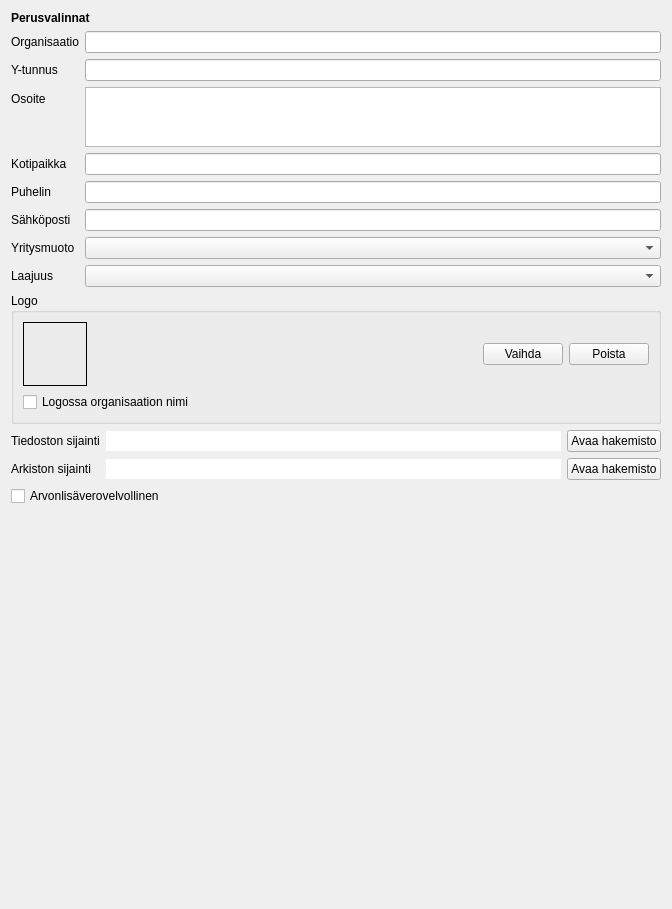
Before: the Qt Designer form kitupiikki/maaritys/perusvalinnat.ui in artoh/kitupiikki, drawn with Qt 5.
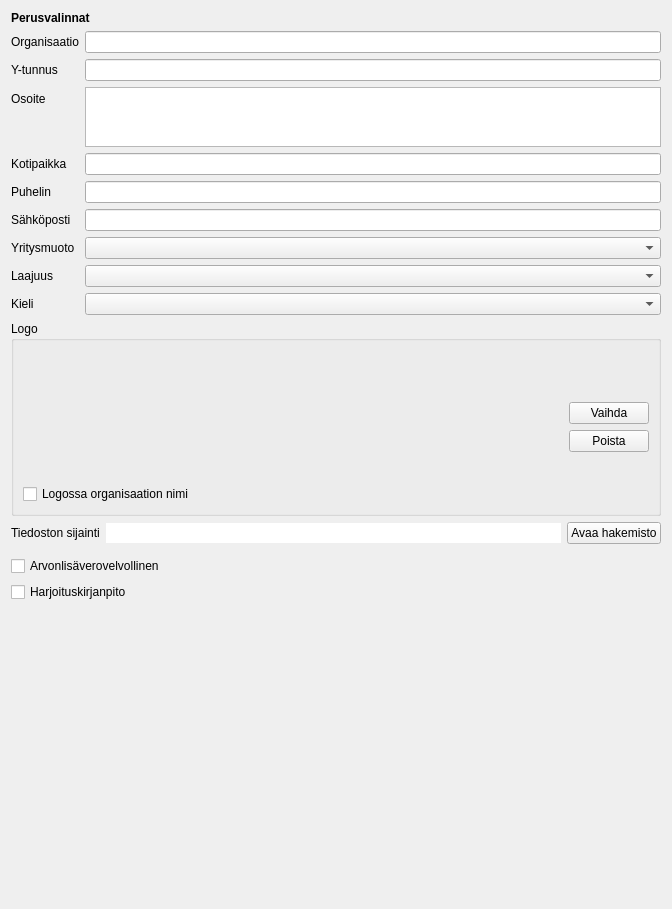
After: the same form once the commit is applied. Icons and pictures are not drawn.

```diff
--- a/kitupiikki/maaritys/perusvalinnat.ui
+++ b/kitupiikki/maaritys/perusvalinnat.ui
@@ -13,7 +13,7 @@
   <property name="windowTitle">
    <string>Form</string>
   </property>
-  <layout class="QVBoxLayout" name="verticalLayout_2" stretch="0,0,0,0,0,1">
+  <layout class="QVBoxLayout" name="verticalLayout_2" stretch="0,0,0,0,0,0,1">
    <item>
     <widget class="QLabel" name="label_3">
      <property name="text">
@@ -172,6 +172,26 @@
        </property>
       </widget>
      </item>
+     <item row="8" column="0">
+      <widget class="QLabel" name="label_11">
+       <property name="text">
+        <string>Kieli</string>
+       </property>
+      </widget>
+     </item>
+     <item row="8" column="1">
+      <widget class="QComboBox" name="kieliCombo">
+       <property name="Asetus" stdset="0">
+        <string>kieli</string>
+       </property>
+       <property name="Vaihtoehdot" stdset="0">
+        <string>kielet</string>
+       </property>
+       <property name="Liput" stdset="0">
+        <bool>true</bool>
+       </property>
+      </widget>
+     </item>
     </layout>
    </item>
    <item>
@@ -179,9 +199,9 @@
      <property name="title">
       <string>Logo</string>
      </property>
-     <layout class="QVBoxLayout" name="verticalLayout">
+     <layout class="QHBoxLayout" name="horizontalLayout" stretch="1,0">
       <item>
-       <layout class="QHBoxLayout" name="horizontalLayout">
+       <layout class="QVBoxLayout" name="verticalLayout_3">
         <item>
          <widget class="QLabel" name="logoLabel">
           <property name="sizePolicy">
@@ -192,12 +212,12 @@
           </property>
           <property name="minimumSize">
            <size>
-            <width>64</width>
-            <height>64</height>
+            <width>128</width>
+            <height>128</height>
            </size>
           </property>
           <property name="frameShape">
-           <enum>QFrame::Box</enum>
+           <enum>QFrame::NoFrame</enum>
           </property>
           <property name="text">
            <string/>
@@ -205,14 +225,32 @@
          </widget>
         </item>
         <item>
-         <spacer name="horizontalSpacer">
+         <widget class="QCheckBox" name="logossaNimiBox">
+          <property name="text">
+           <string>Logossa organisaation nimi</string>
+          </property>
+          <property name="icon">
+           <iconset resource="../pic/pic.qrc">
+            <normaloff>:/pic/teksti.png</normaloff>:/pic/teksti.png</iconset>
+          </property>
+          <property name="Asetus" stdset="0">
+           <string>LogossaNimi</string>
+          </property>
+         </widget>
+        </item>
+       </layout>
+      </item>
+      <item>
+       <layout class="QVBoxLayout" name="verticalLayout">
+        <item>
+         <spacer name="verticalSpacer_2">
           <property name="orientation">
-           <enum>Qt::Horizontal</enum>
+           <enum>Qt::Vertical</enum>
           </property>
           <property name="sizeHint" stdset="0">
            <size>
-            <width>199</width>
-            <height>20</height>
+            <width>20</width>
+            <height>40</height>
            </size>
           </property>
          </spacer>
@@ -239,22 +277,21 @@
           </property>
          </widget>
         </item>
+        <item>
+         <spacer name="verticalSpacer_3">
+          <property name="orientation">
+           <enum>Qt::Vertical</enum>
+          </property>
+          <property name="sizeHint" stdset="0">
+           <size>
+            <width>20</width>
+            <height>40</height>
+           </size>
+          </property>
+         </spacer>
+        </item>
        </layout>
       </item>
-      <item>
-       <widget class="QCheckBox" name="logossaNimiBox">
-        <property name="text">
-         <string>Logossa organisaation nimi</string>
-        </property>
-        <property name="icon">
-         <iconset resource="../pic/pic.qrc">
-          <normaloff>:/pic/teksti.png</normaloff>:/pic/teksti.png</iconset>
-        </property>
-        <property name="Asetus" stdset="0">
-         <string>LogossaNimi</string>
-        </property>
-       </widget>
-      </item>
      </layout>
     </widget>
    </item>
@@ -301,37 +338,8 @@
        </item>
       </layout>
      </item>
-     <item row="1" column="0">
-      <widget class="QLabel" name="label_8">
-       <property name="text">
-        <string>Arkiston sijainti</string>
-       </property>
-      </widget>
-     </item>
      <item row="1" column="1">
-      <layout class="QHBoxLayout" name="horizontalLayout_3">
-       <item>
-        <widget class="QLineEdit" name="arkistoEdit">
-         <property name="frame">
-          <bool>false</bool>
-         </property>
-         <property name="readOnly">
-          <bool>true</bool>
-         </property>
-        </widget>
-       </item>
-       <item>
-        <widget class="QPushButton" name="avaaArkistoNappi">
-         <property name="text">
-          <string>Avaa hakemisto</string>
-         </property>
-         <property name="icon">
-          <iconset resource="../pic/pic.qrc">
-           <normaloff>:/pic/folder.png</normaloff>:/pic/folder.png</iconset>
-         </property>
-        </widget>
-       </item>
-      </layout>
+      <layout class="QHBoxLayout" name="horizontalLayout_3"/>
      </item>
     </layout>
    </item>
@@ -349,6 +357,20 @@
      </property>
     </widget>
    </item>
+   <item>
+    <widget class="QCheckBox" name="checkBox">
+     <property name="text">
+      <string>Harjoituskirjanpito</string>
+     </property>
+     <property name="icon">
+      <iconset resource="../pic/pic.qrc">
+       <normaloff>:/pic/muokkaa.png</normaloff>:/pic/muokkaa.png</iconset>
+     </property>
+     <property name="Asetus" stdset="0">
+      <string>Harjoitus</string>
+     </property>
+    </widget>
+   </item>
    <item>
     <spacer name="verticalSpacer">
      <property name="orientation">
```
Left out of the diff: 8 changed lines with no effect on the pictures.
